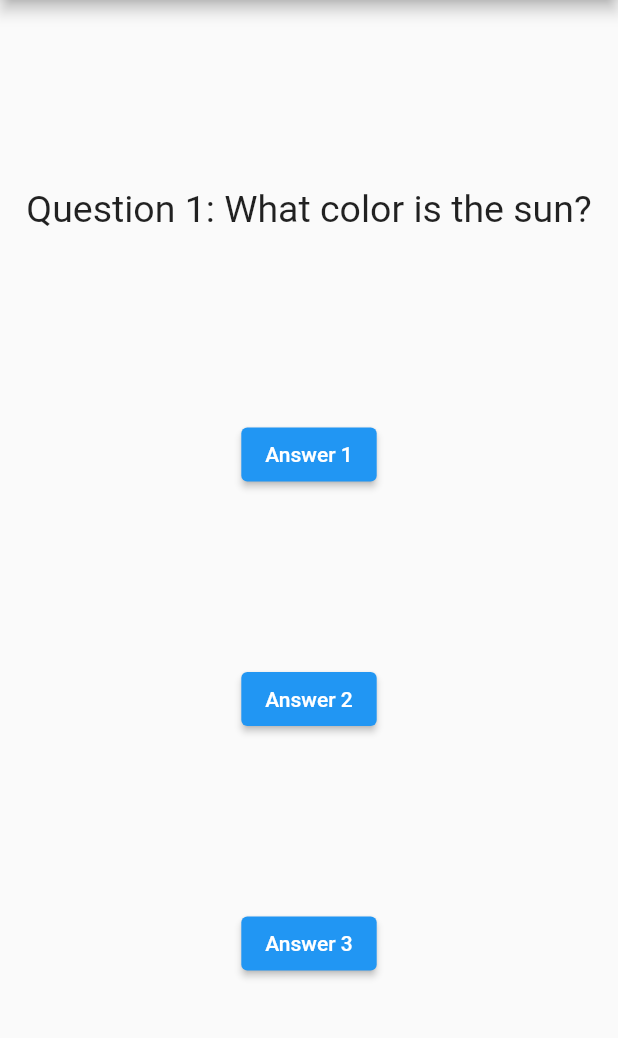
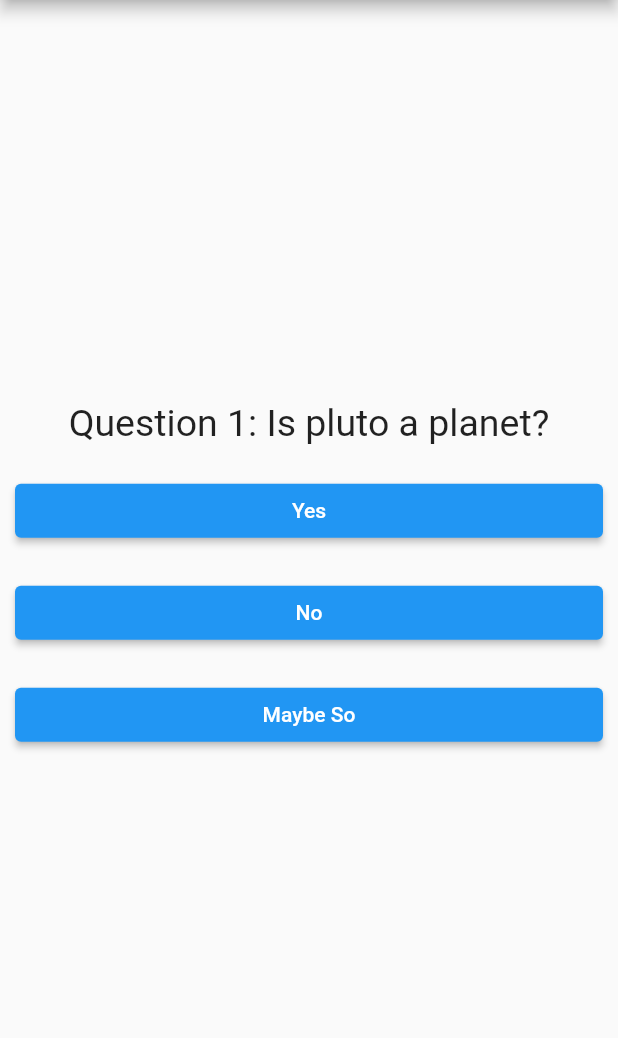
Before and after one commit to appdevumd/flutter-workshop-3, a Flutter app: the screen it shows after launch, on a phone screen of 412 x 824 dp, the part 84-1122 px from its top. Run offline on Flutter 3.47's test engine with Material 2 defaults, Android fonts, the phone set to English and light mode, and no system bars.

Commit message:
adding workshop3

```diff
--- /dev/null
+++ b/lib/answer.dart
@@ -0,0 +1,23 @@
+import 'package:flutter/material.dart';
+
+class Answer extends StatelessWidget {
+  final VoidCallback clickedFunc; // void callback is a more specific function with a signature of void name() no args!
+  final String text;
+
+  Answer(this.clickedFunc, this.text);
+
+  @override
+  Widget build(BuildContext context) {
+    return Container(
+        width: double.infinity,
+        margin: EdgeInsets.all(10),
+        child: ElevatedButton(
+          style: ButtonStyle(
+            backgroundColor: MaterialStateProperty.all(Colors.blue),
+            foregroundColor: MaterialStateProperty.all(Colors.white),
+          ),
+          child: Text(text),
+          onPressed: clickedFunc,
+        ));
+  }
+}
--- a/lib/main.dart
+++ b/lib/main.dart
@@ -1,5 +1,8 @@
 import 'package:flutter/material.dart';
+
 import './question.dart';
+import './answer.dart';
+import './result.dart';
 
 void main() {
   runApp(MyApp());
@@ -14,19 +17,43 @@ class MyApp extends StatefulWidget {
 
 class MyAppState extends State<MyApp> {
   var questionIndex = 0;
+  var score = 0;
 
-  void onAnswerClicked() {
+  var questions = [
+    {
+      'qText': 'Is pluto a planet?',
+      'answers': [
+        {'text': 'Yes', 'score': 1},
+        {'text': 'No', 'score': 0},
+        {'text': 'Maybe So', 'score': 0},
+      ],
+    },
+    {
+      'qText': 'Is pluto a planet?',
+      'answers': [
+        {'text': 'Yes', 'score': 1},
+        {'text': 'No', 'score': 0},
+        {'text': 'Maybe So', 'score': 0},
+      ],
+    },
+    {
+      'qText': 'Is pluto a planet?',
+      'answers': [
+        {'text': 'Yes', 'score': 1},
+        {'text': 'No', 'score': 0},
+        {'text': 'Maybe So', 'score': 0},
+      ],
+    },
+  ];
+
+  void onAnswerClicked(int score) {
+    this.score += score;
     setState(() {
       questionIndex++;
     });
   }
 
-  var questions = [
-    'What color is the sun?',
-    'How many planets are in our solar system?',
-    'Is pluto a planet?'
-  ];
-
+  // This widget is the root of your application.
   @override
   Widget build(BuildContext context) {
     return MaterialApp(
@@ -34,41 +61,23 @@ class MyAppState extends State<MyApp> {
         appBar: AppBar(
           title: Text('Quiz App'),
         ),
-        body: Center(
-          child: Column(
-              mainAxisAlignment: MainAxisAlignment.center,
-              children: <Widget>[
-                Spacer(),
-                Question("Question 1: ${questions[questionIndex]}"),
-                Spacer(),
-                ElevatedButton(
-                  onPressed: onAnswerClicked,
-                  child: Text("Answer 1"),
+        body: questionIndex < questions.length
+            ? Center(
+                child: Column(
+                  mainAxisAlignment: MainAxisAlignment.center,
+                  children: [
+                    Question(
+                      "Question ${questionIndex + 1}: ${questions[questionIndex]['qText']}",
+                    ),
+                    ...(questions[questionIndex]['answers'] as List<Map<String, Object>>)
+                        .map((answer) {
+                      return Answer(() => onAnswerClicked(answer['score'] as int), answer['text'] as String);
+                    }).toList(),
+                  ],
                 ),
-                Spacer(),
-                ElevatedButton(
-                  onPressed: onAnswerClicked,
-                  child: Text("Answer 2"),
-                ),
-                Spacer(),
-                ElevatedButton(
-                  onPressed: onAnswerClicked,
-                  child: Text("Answer 3"),
-                ),
-                Spacer(),
-              ]),
-        ),
+              )
+            : Result(score),
       ),
     );
   }
 }
-
-// class QuestionStyle1 extends StatelessWidget {
-//   @override
-//   Widget build (BuildContext context) {
-//     return ElevatedButton(
-//                   onPressed: null,
-//                   child: Text("Answer 3"),
-//                 );
-//   }
-// }
--- a/lib/question.dart
+++ b/lib/question.dart
@@ -1,7 +1,7 @@
 import 'package:flutter/material.dart';
 
 class Question extends StatelessWidget {
-  final String questionText;
+  String questionText;
 
   Question(this.questionText);
 
--- /dev/null
+++ b/lib/result.dart
@@ -0,0 +1,15 @@
+import 'package:flutter/material.dart';
+
+class Result extends StatelessWidget {
+
+  final int score;
+
+  Result(this.score);
+
+  @override
+  Widget build(BuildContext context) {
+    return Center(
+      child: Text("Your Score Is: $score/3"),
+    );
+  }
+}
```
